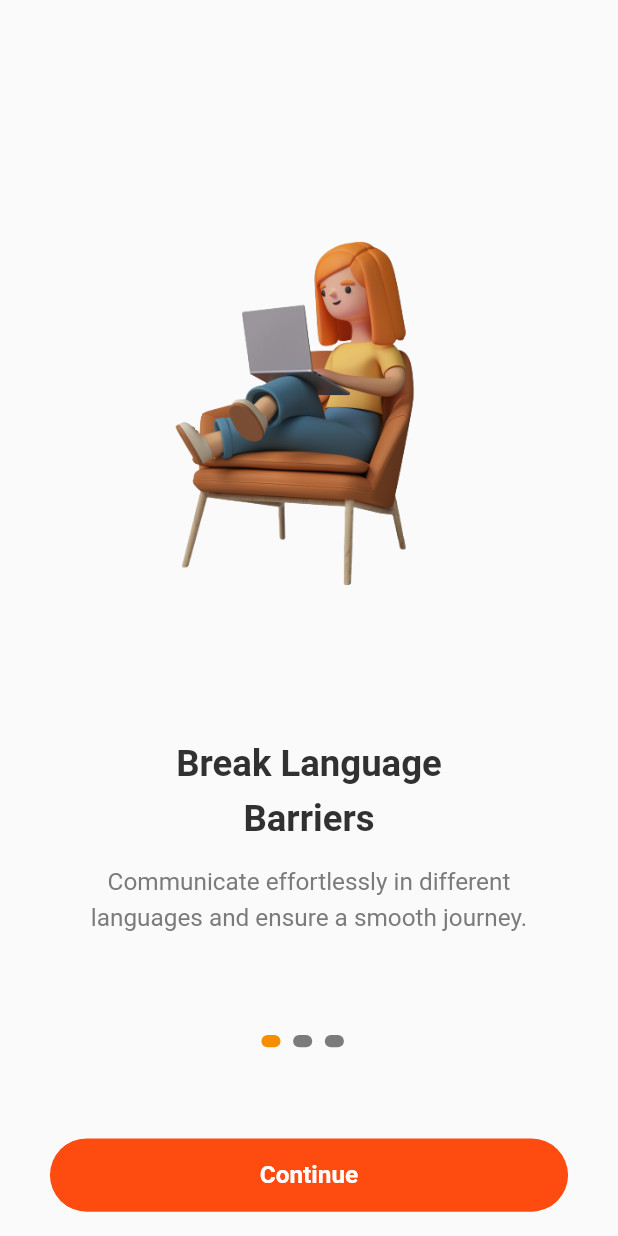
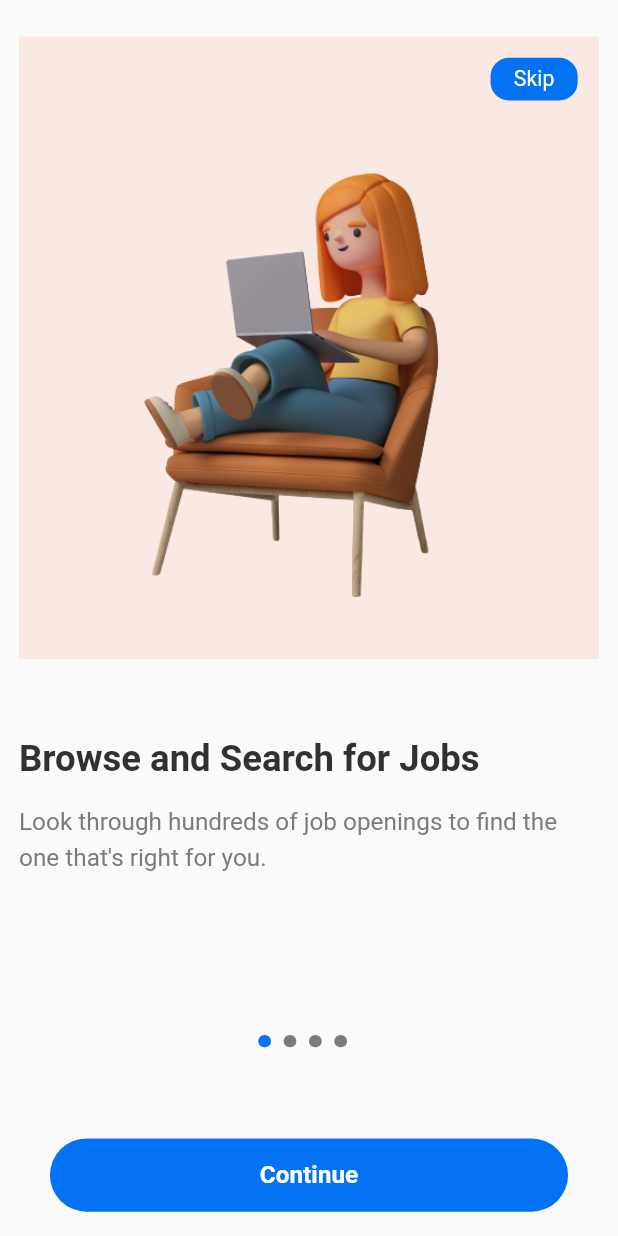
Before and after one commit to aiman-khan/easyjoob, a Flutter app: the screen it shows after launch, on a phone screen of 412 x 824 dp. Run offline on Flutter 3.47's test engine with Material 2 defaults, Android fonts, the phone set to English and light mode, and no system bars; our stand-ins replace cached_network_image, flutter_riverpod, flutter_screenutil, flutter_svg, fluttertoast, freezed_annotation and 7 more; accounts and stored records are empty.

Commit message:
onboarding screen added

```diff
--- a/lib/common/widgets/app_filled_button.dart
+++ b/lib/common/widgets/app_filled_button.dart
@@ -23,7 +23,7 @@ class AppFilledButton extends StatelessWidget {
       onPressed: onTap,
       style: ButtonStyle(
         backgroundColor:
-            MaterialStateProperty.all(color ?? R.colors.orange_FFFE4B10),
+            MaterialStateProperty.all(color ?? R.colors.blue_FF0373F3),
         minimumSize: MaterialStateProperty.all(Size(width ?? 327.w, 48.h)),
         shape: MaterialStateProperty.all(
           RoundedRectangleBorder(
--- a/lib/features/onboard/presentation/views/onboard/onboard_view.dart
+++ b/lib/features/onboard/presentation/views/onboard/onboard_view.dart
@@ -30,7 +30,7 @@ class _OnboardViewState extends State<OnboardView> {
 
   Color getColor(int index) {
     if (index <= currentPageIndex) {
-      return R.colors.orange_FFF98D00;
+      return R.colors.blue_FF0373F3;
     } else {
       return R.colors.grey_FF7B7B7B;
     }
@@ -53,7 +53,7 @@ class _OnboardViewState extends State<OnboardView> {
           width: 1.sw,
           child: Column(
             children: [
-              120.hb,
+              12.hb,
               Expanded(
                 child: PageView(
                   controller: pageController,
@@ -66,33 +66,39 @@ class _OnboardViewState extends State<OnboardView> {
                   },
                   children: [
                     /// [First Page]
-                    /// [Break Languages Barrier]
                     OnboardItemWidget(
                       onTap: () => animate(1),
-                      headingText: "Break Language\nBarriers",
+                      headingText: "Browse and Search for Jobs",
                       bodyText:
-                          "Communicate effortlessly in different\nlanguages and ensure a smooth journey.",
+                          "Look through hundreds of job openings to find the one that's right for you.",
                       image: R.pngs.ONBOARD_IMAGE_1,
                     ),
 
                     /// [Second Page]
-                    /// [Quick Connect with QR Code]
                     OnboardItemWidget(
                       onTap: () => animate(2),
-                      headingText: "Quick Connect with\nQR Code",
+                      headingText: "Explore and Search for Companies",
                       bodyText:
-                          "Save time and avoid typing errors, QR\ncode connection allows you to connect\nwith drivers or passengers instantly.",
+                          "Explore thousands of companies and established businesses.",
                       image: R.pngs.ONBOARD_IMAGE_2,
                     ),
 
                     /// [Third Page]
-                    /// [Listen to Your Messages]
                     OnboardItemWidget(
                       onTap: () => animate(3),
-                      headingText: "Listen to Your\nMessages",
+                      headingText: "Stay tuned for New Opportunities",
                       bodyText:
-                          "Translates messages into speech,\nallowing you to hear and understand\nmessages in your preferred language.",
+                          "Create job alerts and stay up-to-date easily with the latest jobs and offers.",
                       image: R.pngs.ONBOARD_IMAGE_3,
+                    ),
+
+                    /// [Forth Page]
+                    OnboardItemWidget(
+                      onTap: () => animate(4),
+                      headingText: "Manage your Profile",
+                      bodyText:
+                          "Customize your profile and showcase your skills and talents to the world.",
+                      image: R.pngs.ONBOARD_IMAGE_4,
                     )
                   ],
                 ),
@@ -105,12 +111,12 @@ class _OnboardViewState extends State<OnboardView> {
                 mainAxisAlignment: MainAxisAlignment.center,
                 children: [
                   ...List.generate(
-                    3,
+                    4,
                     (index) => Padding(
                       padding: EdgeInsets.only(right: 8.w),
                       child: Container(
                         height: 8.h,
-                        width: 12.w,
+                        width: 8.w,
                         decoration: BoxDecoration(
                           borderRadius: BorderRadius.circular(8.r),
                           color: getColor(index),
@@ -126,7 +132,7 @@ class _OnboardViewState extends State<OnboardView> {
               /// [Continue Button]
               AppFilledButton(
                 text: "Continue",
-                onTap: () => GoRouter.of(context).push(RoutePaths.home),
+                onTap: () => GoRouter.of(context).push(RoutePaths.login),
               ),
               16.hb,
             ],
--- a/lib/features/onboard/presentation/views/onboard/widgets/onboard_item_widget.dart
+++ b/lib/features/onboard/presentation/views/onboard/widgets/onboard_item_widget.dart
@@ -1,7 +1,8 @@
 import 'package:easyjoob/common/extensions/sized_box.dart';
+import 'package:easyjoob/util/router/paths.dart';
 import 'package:flutter/material.dart';
 import 'package:flutter_screenutil/flutter_screenutil.dart';
-import 'package:flutter_svg/flutter_svg.dart';
+import 'package:go_router/go_router.dart';
 
 import '../../../../../../util/resource/r.dart';
 
@@ -23,18 +24,55 @@ class OnboardItemWidget extends StatelessWidget {
   Widget build(BuildContext context) {
     return InkWell(
       onTap: onTap,
+      child: Padding(
+        padding: EdgeInsets.symmetric(horizontal: 12.w),
+        child: Column(
+          crossAxisAlignment: CrossAxisAlignment.start,
+          children: [
+            12.hb,
+
+            /// [Image]
+            Center(
+              child: Container(
+                color: R.colors.orange_FFFE4B10.withOpacity(0.1),
+                padding: EdgeInsets.all(14.r),
                 child: Column(
                   children: [
-          /// [Image]
-          SizedBox(
-            height: 286.h,
-            child: Image.asset(
+                    /// [Skip]
+                    GestureDetector(
+                      onTap: () => GoRouter.of(context).push(RoutePaths.home),
+                      child: Align(
+                        alignment: Alignment.topRight,
+                        child: Container(
+                          width: 55.w,
+                          height: 28.h,
+                          decoration: BoxDecoration(
+                            color: R.colors.blue_FF0373F3,
+                            borderRadius: BorderRadius.circular(12.r),
+                          ),
+                          child: Center(
+                            child: Text(
+                              "Skip",
+                              style: TextStyle(
+                                fontSize: 14.sp,
+                                color: R.colors.white_FFFFFFFF,
+                              ),
+                            ),
+                          ),
+                        ),
+                      ),
+                    ),
+
+                    Image.asset(
                       image,
                       fit: BoxFit.contain,
                     ),
+                  ],
+                ),
+              ),
             ),
 
-          75.hb,
+            45.hb,
 
             /// [Heading Text]
             Text(
@@ -45,7 +83,6 @@ class OnboardItemWidget extends StatelessWidget {
                 color: R.colors.black_FF313131,
                 height: 1.5,
               ),
-            textAlign: TextAlign.center,
             ),
 
             12.hb,
@@ -58,9 +95,9 @@ class OnboardItemWidget extends StatelessWidget {
                 color: R.colors.grey_FF7B7B7B,
                 height: 1.5,
               ),
-            textAlign: TextAlign.center,
             ),
           ],
+        ),
       ),
     );
   }
--- a/lib/main.dart
+++ b/lib/main.dart
@@ -52,9 +52,10 @@ class _ProviderAppState extends State<ProviderApp> {
     return ProviderScope(
       child: MaterialApp.router(
         debugShowCheckedModeBanner: false,
-        routerDelegate: router.routerDelegate,
-        routeInformationParser: router.routeInformationParser,
-        backButtonDispatcher: router.backButtonDispatcher,
+        routerConfig: router,
+        // routerDelegate: router.routerDelegate,
+        // routeInformationParser: router.routeInformationParser,
+        // backButtonDispatcher: router.backButtonDispatcher,
       ),
     );
   }
--- a/lib/util/router/paths.dart
+++ b/lib/util/router/paths.dart
@@ -4,4 +4,6 @@ class RoutePaths {
   static const String splash = '/';
   static const String onBoarding = '/onboarding';
   static const String home = '/home';
+  static const String login = '/login';
+  static const String register = '/register';
 }
--- a/lib/util/router/router.dart
+++ b/lib/util/router/router.dart
@@ -1,3 +1,4 @@
+import 'package:easyjoob/features/auth/presentation/views/login/login_view.dart';
 import 'package:easyjoob/features/onboard/presentation/views/onboard/onboard_view.dart';
 
 import '../../features/onboard/presentation/views/splash/splash_view.dart';
@@ -19,9 +20,20 @@ final router = GoRouter(
     ),
     GoRoute(
       path: RoutePaths.onBoarding,
+      redirect: (state, context) async {
+        final routeName = await _middleWares.notFreshInstall(
+            finalRoute: RoutePaths.onBoarding);
+        return routeName;
+      },
       builder: (context, state) {
         return const OnboardView();
       },
     ),
+    GoRoute(
+      path: RoutePaths.login,
+      builder: (context, state) {
+        return const LoginView();
+      },
+    ),
   ],
 );
```
Also changed, not shown: lib/features/auth/presentation/views/login/login_view.dart (added, +77 -0 lines), lib/features/onboard/presentation/views/splash/splash_view.dart (+21 -4 lines). Lines whose indentation alone changed are shown as unchanged.
